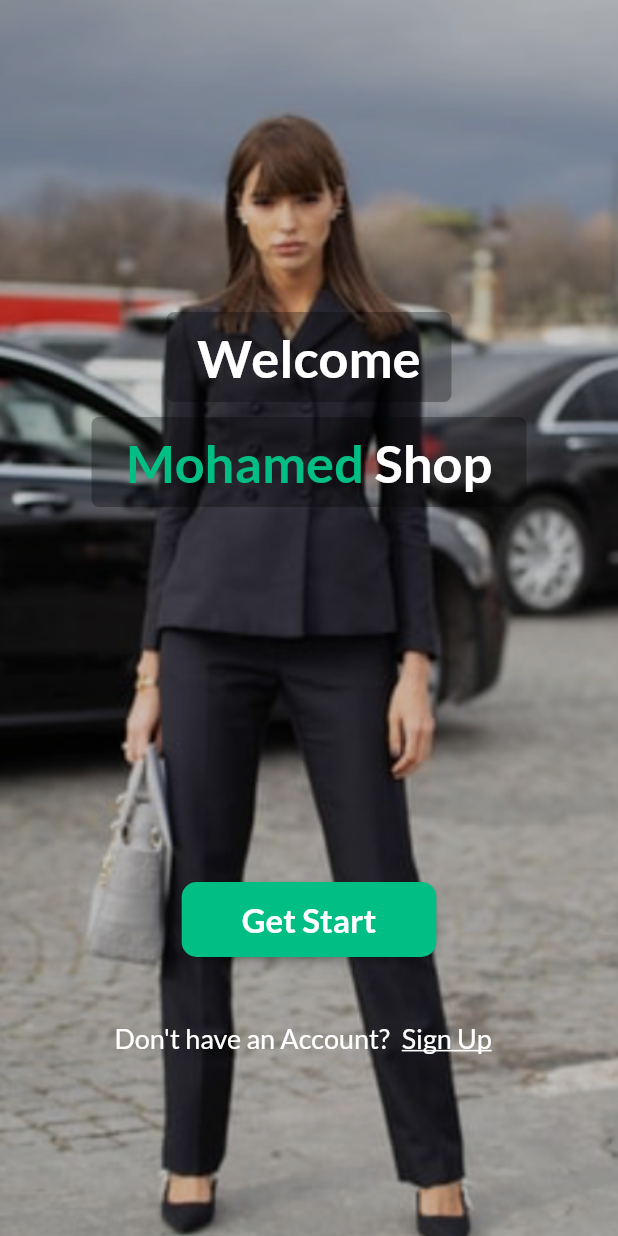
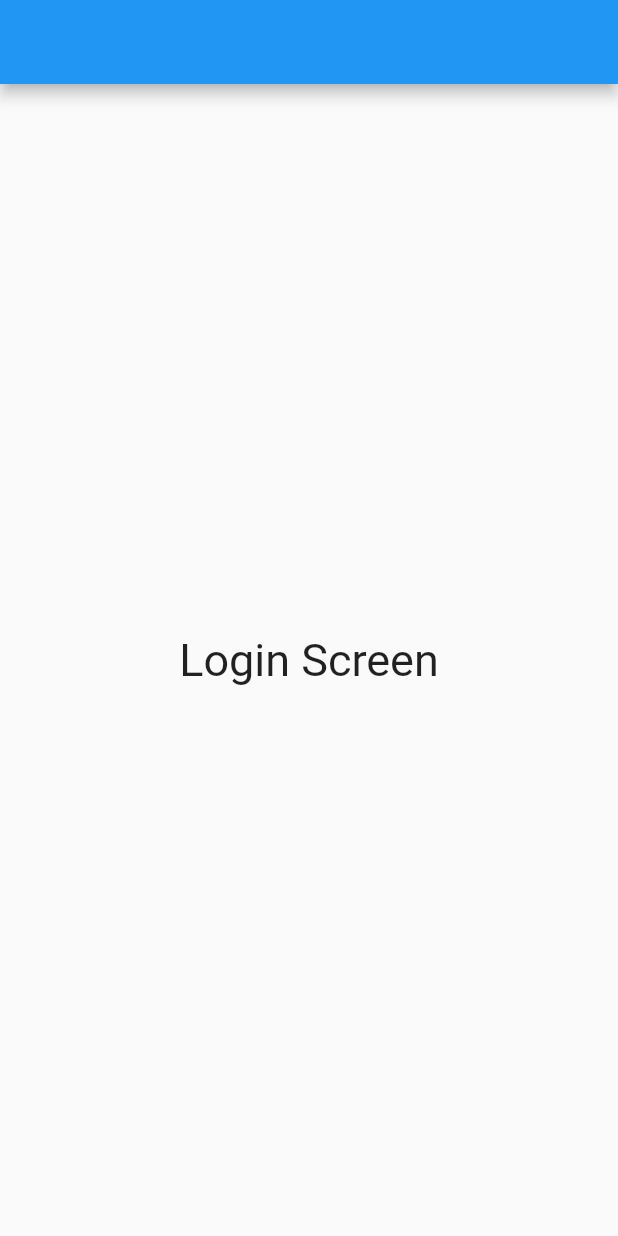
Before and after one commit to MohamedEssam-900009/e_commerce_getx, a Flutter app: the screen it shows after launch, after a tap on "Get Start", on a phone screen of 412 x 824 dp. Run offline on Flutter 3.47's test engine with Material 2 defaults, Android fonts, the phone set to English and light mode, and no system bars; our stand-ins replace get, google_fonts.

Commit message:
Navigator Screen with Getx

```diff
--- a/lib/routes/routes.dart
+++ b/lib/routes/routes.dart
@@ -1,22 +1,32 @@
+import '../view/screens/auth/login_screen.dart';
+import '../view/screens/auth/signup_screen.dart';
 import 'package:get/get.dart';
 
 import '../view/screens/welcome_screen.dart';
 
 class AppRoutes {
   //initialRoute
-
   static const welcome = Routes.welcomeScreen;
 
   //getPages
-
   static final routes = [
     GetPage(
       name: Routes.welcomeScreen,
       page: () => const WelcomeScreen(),
     ),
+    GetPage(
+      name: Routes.loginScreen,
+      page: () => const LoginScreen(),
+    ),
+    GetPage(
+      name: Routes.signUpScreen,
+      page: () => const SignUpScreen(),
+    ),
   ];
 }
 
-class Routes{
+class Routes {
   static const welcomeScreen = '/welcomeScreen';
+  static const loginScreen = '/loginScreen';
+  static const signUpScreen = '/signUpScreen';
 }
--- a/lib/view/screens/auth/login_screen.dart
+++ b/lib/view/screens/auth/login_screen.dart
@@ -0,0 +1,20 @@
+import 'package:flutter/material.dart';
+
+class LoginScreen extends StatelessWidget {
+  const LoginScreen({Key? key}) : super(key: key);
+
+  @override
+  Widget build(BuildContext context) {
+    return Scaffold(
+      appBar: AppBar(),
+      body: Center(
+        child: Text(
+          'Login Screen',
+          style: TextStyle(
+            fontSize: 30,
+          ),
+        ),
+      ),
+    );
+  }
+}
--- a/lib/view/screens/welcome_screen.dart
+++ b/lib/view/screens/welcome_screen.dart
@@ -1,3 +1,8 @@
+
+import '../../routes/routes.dart';
+
+import 'package:get/get.dart';
+
 import '../../utils/theme.dart';
 import '../widgets/text_utils.dart';
 import 'package:flutter/material.dart';
@@ -7,8 +12,7 @@ class WelcomeScreen extends StatelessWidget {
 
   @override
   Widget build(BuildContext context) {
-    return SafeArea(
-      child: Scaffold(
+    return Scaffold(
       body: Stack(
         children: [
           SizedBox(
@@ -81,7 +85,7 @@ class WelcomeScreen extends StatelessWidget {
                 ),
                 ElevatedButton(
                   style: ElevatedButton.styleFrom(
-                      primary: mainColor,
+                    backgroundColor: mainColor,
                     shape: RoundedRectangleBorder(
                       borderRadius: BorderRadius.circular(10.0),
                     ),
@@ -90,7 +94,9 @@ class WelcomeScreen extends StatelessWidget {
                       vertical: 12.0,
                     ),
                   ),
-                    onPressed: () {},
+                  onPressed: () {
+                    Get.offNamed(Routes.loginScreen);
+                  },
                   child: const TextUtils(
                     text: 'Get Start',
                     fontSize: 22.0,
@@ -111,7 +117,9 @@ class WelcomeScreen extends StatelessWidget {
                       color: Colors.white,
                     ),
                     TextButton(
-                        onPressed: () {},
+                      onPressed: () {
+                        Get.offNamed(Routes.signUpScreen);
+                      },
                       child: const TextUtils(
                         text: 'Sign Up',
                         fontSize: 18.0,
@@ -127,7 +135,6 @@ class WelcomeScreen extends StatelessWidget {
           )
         ],
       ),
-      ),
     );
   }
 }
```
Also changed, not shown: lib/view/screens/auth/signup_screen.dart (+20 -0 lines), lib/view/widgets/auth/auth_text_form_field.dart (added, +9 -0 lines), pubspec.lock, 7 other files. Lines whose indentation alone changed are shown as unchanged.
